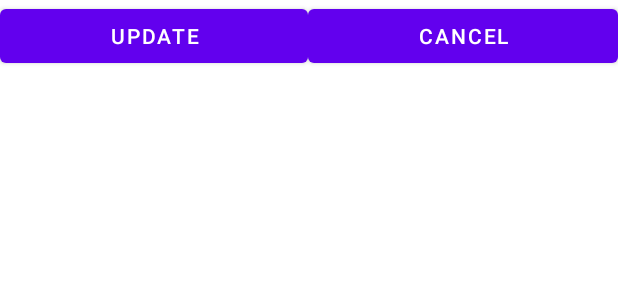
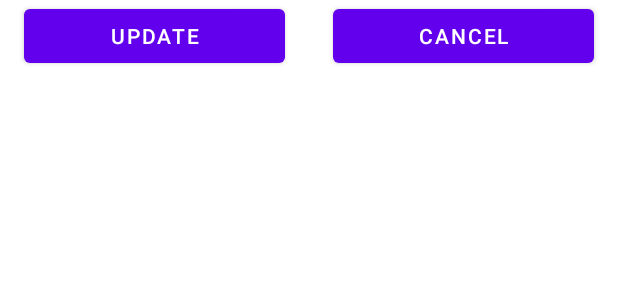
Before and after one commit to kota-shiokara/DeviceSearcher, an Android app: the layout activity_main.xml on its own in the app's theme, with its tools: preview values and no code run, on a phone screen of 412 x 824 dp. Shown: the top 300 px of the screen. Run offline under Robolectric (Android 15) with nearby library versions, the phone set to English and light mode, and no system bars.

Commit message:
リファクタリング

```diff
--- a/app/src/main/res/layout/activity_main.xml
+++ b/app/src/main/res/layout/activity_main.xml
@@ -9,7 +9,7 @@
 
     <LinearLayout
         android:id="@+id/linearLayout"
-        android:layout_width="match_parent"
+        android:layout_width="0dp"
         android:layout_height="wrap_content"
         android:orientation="horizontal"
         app:layout_constraintEnd_toEndOf="parent"
@@ -18,15 +18,19 @@
 
         <Button
             android:id="@+id/update_button"
-            android:layout_width="wrap_content"
+            android:layout_width="0dp"
             android:layout_height="wrap_content"
+            android:layout_marginStart="16dp"
+            android:layout_marginEnd="16dp"
             android:layout_weight="1"
             android:text="Update" />
 
         <Button
             android:id="@+id/cancel_button"
-            android:layout_width="wrap_content"
+            android:layout_width="0dp"
             android:layout_height="wrap_content"
+            android:layout_marginStart="16dp"
+            android:layout_marginEnd="16dp"
             android:layout_weight="1"
             android:text="Cancel" />
     </LinearLayout>
```
Also changed, not shown: app/src/main/java/com/ikanoshiokara/devicesearcher/MainActivity.kt (+54 -42 lines).
